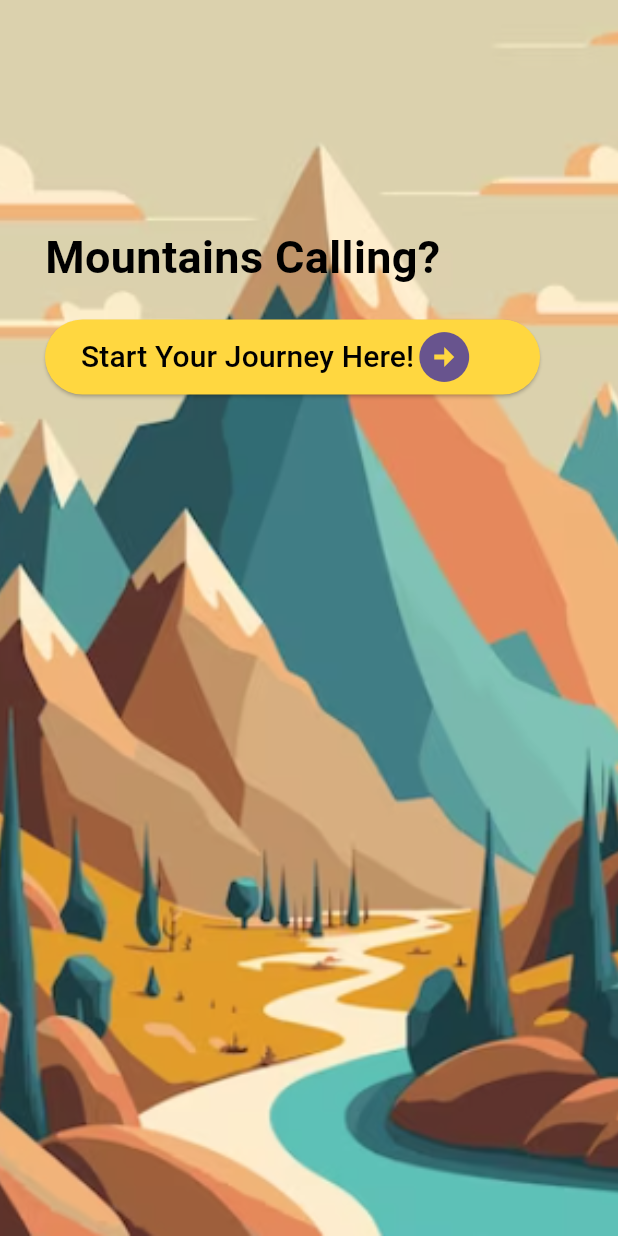
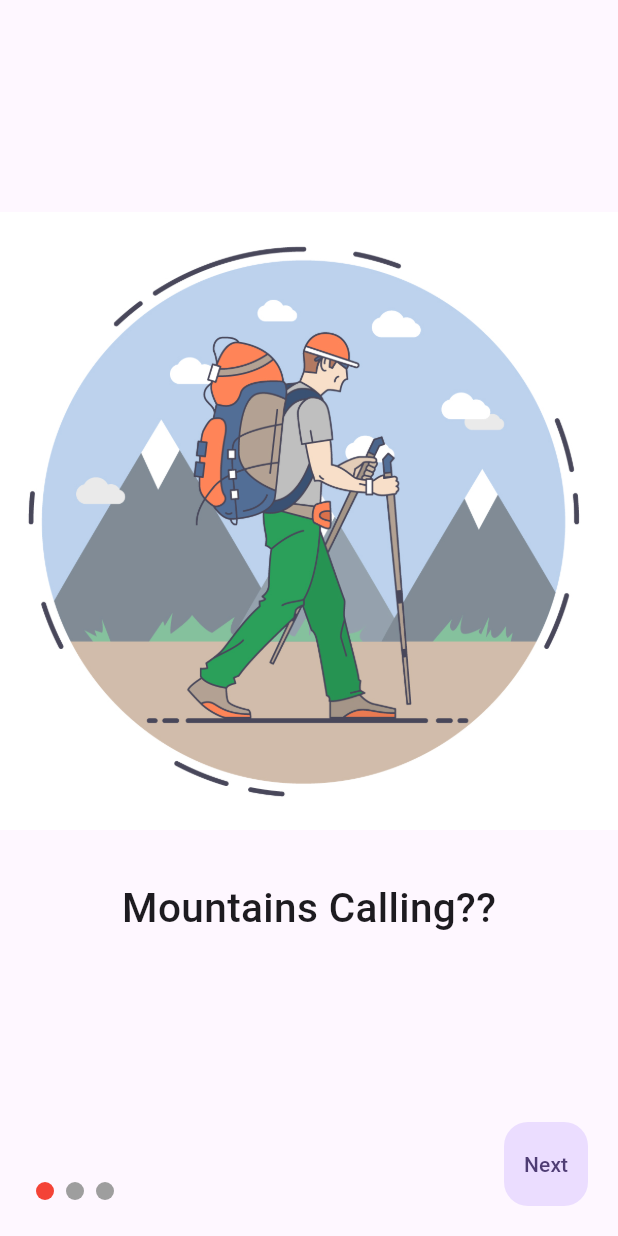
Before and after one commit to Anirban6311/mountain_explorer_app, a Flutter app: the screen it shows after launch, on a phone screen of 412 x 824 dp. Run offline on Flutter 3.47's test engine with Material 3 defaults, Android fonts, the phone set to English and light mode, and no system bars; our stand-ins replace animated_text_kit, carousel_slider, cloud_firestore, firebase_core, firebase_storage, get and 3 more; accounts and stored records are empty.

Commit message:
slider_page

```diff
--- a/lib/Screens/Home.dart
+++ b/lib/Screens/Home.dart
@@ -183,7 +183,7 @@
                             'Explore Mountains Here',
                             style: TextStyle(
                               color: Colors.black,
-                              fontSize: 25,
+                              fontSize: 28,
                               fontWeight: FontWeight.bold,
                             ),
                           ),
@@ -202,7 +202,7 @@
                       child: ClipRRect(
                         borderRadius: BorderRadius.circular(20),
                         child: Container(
-                          height: 200,
+                          height: 210,
                           width: 180,
                           color: Color(0xFFDA0C81),
                           child: Stack(
@@ -240,7 +240,7 @@
                       child: ClipRRect(
                         borderRadius: BorderRadius.circular(20),
                         child: Container(
-                          height: 200,
+                          height: 210,
                           width: 180,
                           color: Color(0xFF4CCD99),
                           child: Stack(
--- /dev/null
+++ b/lib/Screens/onboarding_page.dart
@@ -0,0 +1,82 @@
+import 'package:flutter/material.dart';
+import 'package:get/get_state_manager/src/rx_flutter/rx_obx_widget.dart';
+import '../controllers/onboarding_controller.dart';
+
+class OnboardingPage extends StatelessWidget {
+  final OnboardingController _controller = OnboardingController();
+
+  @override
+  Widget build(BuildContext context) {
+    return Scaffold(
+      body: SafeArea(
+        child: Stack(
+          children: [
+            PageView.builder(
+                controller: _controller.pageController,
+                onPageChanged: _controller.selectedPageIndex,
+                itemCount: _controller.onboardingPages.length,
+                itemBuilder: (context, index) {
+                  return Container(
+                    child: Column(
+                      mainAxisAlignment: MainAxisAlignment.center,
+                      children: [
+                        Image.asset(_controller.onboardingPages[index].imageAsset),
+                        SizedBox(height: 32),
+                        Text(
+                          _controller.onboardingPages[index].title,
+                          style: TextStyle(
+                              fontSize: 27, fontWeight: FontWeight.w500,),
+                        ),
+                        SizedBox(height: 32),
+                        Padding(
+                          padding: const EdgeInsets.symmetric(horizontal: 64.0),
+                          child: Text(
+                            _controller.onboardingPages[index].description,
+                            textAlign: TextAlign.center,
+                            style: TextStyle(fontSize: 18),
+                          ),
+                        ),
+                      ],
+                    ),
+                  );
+                }
+            ),
+            Positioned(
+              bottom: 20,
+              left: 20,
+              child: Row(
+                children: List.generate(
+                  _controller.onboardingPages.length,
+                      (index) => Obx(() {
+                    return Container(
+                      margin: const EdgeInsets.all(4),
+                      width: 12,
+                      height: 12,
+                      decoration: BoxDecoration(
+                        color: _controller.selectedPageIndex.value == index
+                            ? Colors.red
+                            : Colors.grey,
+                        shape: BoxShape.circle,
+                      ),
+                    );
+                  }),
+                ),
+              ),
+            ),
+            Positioned(
+              right: 20,
+              bottom: 20,
+              child: FloatingActionButton(
+                elevation: 0,
+                onPressed: () => _controller.forwardAction(context),  // Pass context here
+                child: Obx(() {
+                  return Text(_controller.isLastPage ? 'Start' : 'Next');
+                }),
+              ),
+            ),
+          ],
+        ),
+      ),
+    );
+  }
+}
--- /dev/null
+++ b/lib/controllers/onboarding_controller.dart
@@ -0,0 +1,29 @@
+import 'package:flutter/material.dart';
+import 'package:get/get.dart';
+import '../Screens/Home.dart';
+import '../models/onboarding_info.dart';
+
+class OnboardingController extends GetxController {
+  var selectedPageIndex = 0.obs;
+  bool get isLastPage => selectedPageIndex.value == onboardingPages.length - 1;
+  var pageController = PageController();
+
+  void forwardAction(BuildContext context) {
+    if (isLastPage) {
+      Navigator.of(context).pushReplacement(
+        MaterialPageRoute(builder: (context) => HomeScreen()),  // Navigate to Home page
+      );
+    } else {
+      pageController.nextPage(duration: 300.milliseconds, curve: Curves.ease);
+    }
+  }
+
+  List<OnboardingInfo> onboardingPages = [
+    OnboardingInfo('assets/Images/841083_688.jpg', 'Mountains Calling??',
+        ''),
+    OnboardingInfo('assets/Images/2.jpg', 'Community of Trekkers',
+        'Connect to all the trekkers worldwide and share your story.'),
+    OnboardingInfo('assets/Images/2151129766.jpg', 'Find Hill Stations',
+        'Pack your bags and get ready to explore the nearby Hill Stations')
+  ];
+}
--- /dev/null
+++ b/lib/models/onboarding_info.dart
@@ -0,0 +1,7 @@
+class OnboardingInfo {
+  final imageAsset;
+  final title;
+  final description;
+
+  OnboardingInfo(this.imageAsset, this.title, this.description);
+}
--- a/pubspec.yaml
+++ b/pubspec.yaml
@@ -24,6 +24,10 @@
   rive: ^0.13.2
   animated_text_kit: ^4.2.2
   animations: ^2.0.11
+  image_picker: ^1.1.0
+  firebase_storage: ^11.7.4
+  introduction_screen: ^3.1.14
+  get: ^4.6.6
 
 dev_dependencies:
   flutter_test:
```
Also changed, not shown: lib/Screens/trek_community.dart (+130 -33 lines), lib/main.dart (+3 -52 lines), assets/Images/2.jpg (added), assets/Images/2150763700.jpg (added), assets/Images/2151129766.jpg (added), assets/Images/841083_688.jpg (added), assets/Images/beautiful-nature-landscape-with-mountains.jpg (added), assets/Images/cartoon-style-character-traveling.jpg (added), flutter_01.png (added), pubspec.lock, 6 other files.
